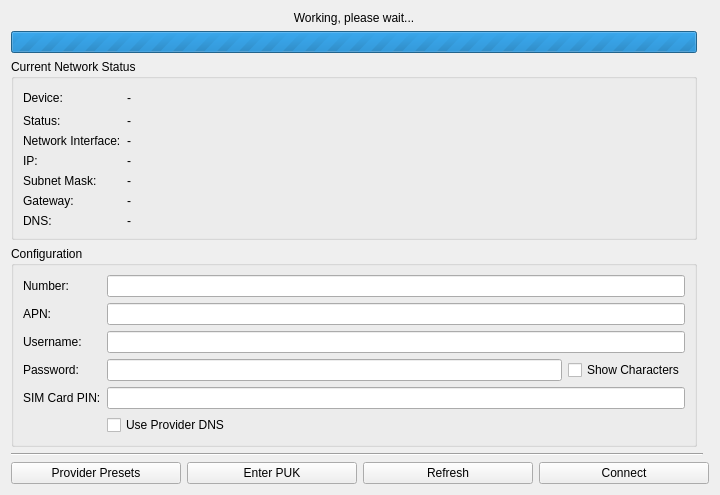
This is src/brickv/plugin_system/plugins/red/ui/red_tab_settings_mobile_internet.ui in Tinkerforge/brickv as Qt 5 draws it before an edit. The edited form follows.
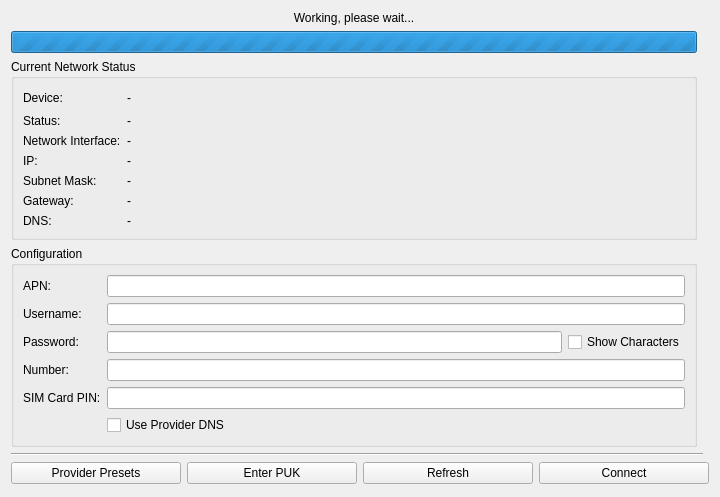
This is the edited form.

Commit message: red-brick: Implementation of provider preset dialog.

Patch:
```diff
--- a/src/brickv/plugin_system/plugins/red/ui/red_tab_settings_mobile_internet.ui
+++ b/src/brickv/plugin_system/plugins/red/ui/red_tab_settings_mobile_internet.ui
@@ -7,7 +7,7 @@
     <x>0</x>
     <y>0</y>
     <width>720</width>
-    <height>476</height>
+    <height>497</height>
    </rect>
   </property>
   <property name="windowTitle">
@@ -31,14 +31,14 @@
       </widget>
      </item>
      <item>
-      <widget class="QPushButton" name="pushButton">
+      <widget class="QPushButton" name="pbutton_mi_refresh">
        <property name="text">
         <string>Refresh</string>
        </property>
       </widget>
      </item>
      <item>
-      <widget class="QPushButton" name="pushButton_2">
+      <widget class="QPushButton" name="pbutton_mi_connect">
        <property name="text">
         <string>Connect</string>
        </property>
@@ -185,69 +185,69 @@
       <string>Configuration</string>
      </property>
      <layout class="QGridLayout" name="gridLayout_2">
-      <item row="2" column="0">
+      <item row="0" column="1" colspan="2">
+       <widget class="QLineEdit" name="ledit_mi_apn"/>
+      </item>
+      <item row="3" column="0">
        <widget class="QLabel" name="label_4">
         <property name="text">
          <string>Username:</string>
         </property>
        </widget>
       </item>
-      <item row="3" column="1">
-       <widget class="QLineEdit" name="lineEdit_4"/>
+      <item row="4" column="1">
+       <widget class="QLineEdit" name="ledit_mi_password"/>
       </item>
       <item row="0" column="0">
-       <widget class="QLabel" name="label_2">
-        <property name="text">
-         <string>Number:</string>
-        </property>
-       </widget>
-      </item>
-      <item row="1" column="0">
        <widget class="QLabel" name="label_3">
         <property name="text">
          <string>APN:</string>
         </property>
        </widget>
       </item>
-      <item row="4" column="0">
+      <item row="6" column="0">
        <widget class="QLabel" name="label_6">
         <property name="text">
          <string>SIM Card PIN:</string>
         </property>
        </widget>
       </item>
-      <item row="3" column="0">
+      <item row="4" column="0">
        <widget class="QLabel" name="label_5">
         <property name="text">
          <string>Password:</string>
         </property>
        </widget>
       </item>
-      <item row="3" column="2">
-       <widget class="QCheckBox" name="checkBox">
+      <item row="4" column="2">
+       <widget class="QCheckBox" name="chkbox_mi_show_password">
         <property name="text">
          <string>Show Characters</string>
         </property>
        </widget>
       </item>
-      <item row="0" column="1" colspan="2">
-       <widget class="QLineEdit" name="lineEdit"/>
+      <item row="3" column="1" colspan="2">
+       <widget class="QLineEdit" name="ledit_mi_username"/>
       </item>
-      <item row="1" column="1" colspan="2">
-       <widget class="QLineEdit" name="lineEdit_2"/>
-      </item>
-      <item row="2" column="1" colspan="2">
-       <widget class="QLineEdit" name="lineEdit_3"/>
-      </item>
-      <item row="5" column="1" colspan="2">
-       <widget class="QCheckBox" name="checkBox_3">
+      <item row="7" column="1" colspan="2">
+       <widget class="QCheckBox" name="chkbox_mi_use_provider_dns">
         <property name="text">
          <string>Use Provider DNS</string>
         </property>
        </widget>
       </item>
-      <item row="4" column="1" colspan="2">
-       <widget class="QLineEdit" name="lineEdit_5"/>
+      <item row="6" column="1" colspan="2">
+       <widget class="QLineEdit" name="ledit_mi_sim_pin"/>
+      </item>
+      <item row="5" column="0">
+       <widget class="QLabel" name="label_2">
+        <property name="text">
+         <string>Number:</string>
+        </property>
+       </widget>
+      </item>
+      <item row="5" column="1" colspan="2">
+       <widget class="QLineEdit" name="ledit_mi_number"/>
       </item>
      </layout>
     </widget>
```
The commit also changes 5 other files.
